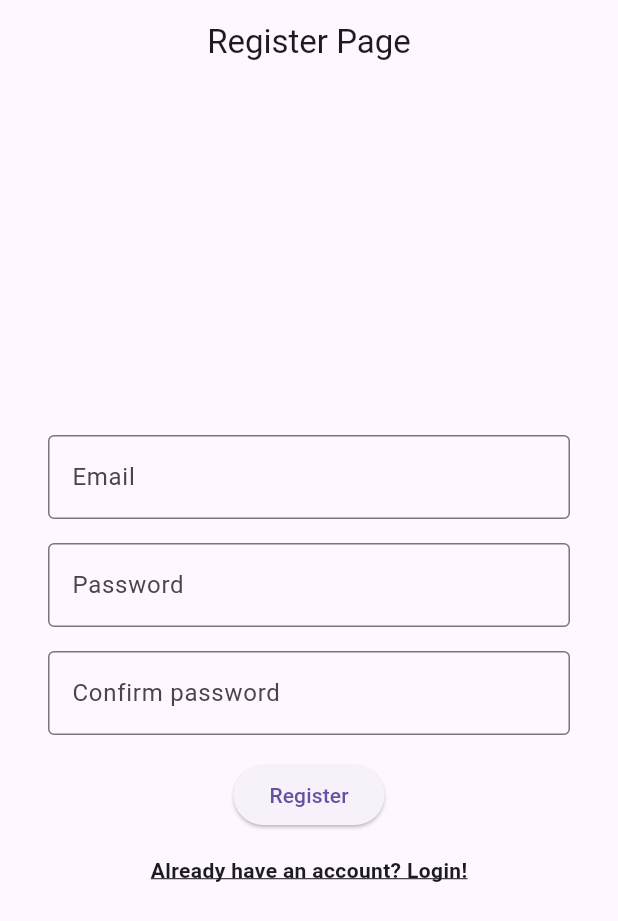
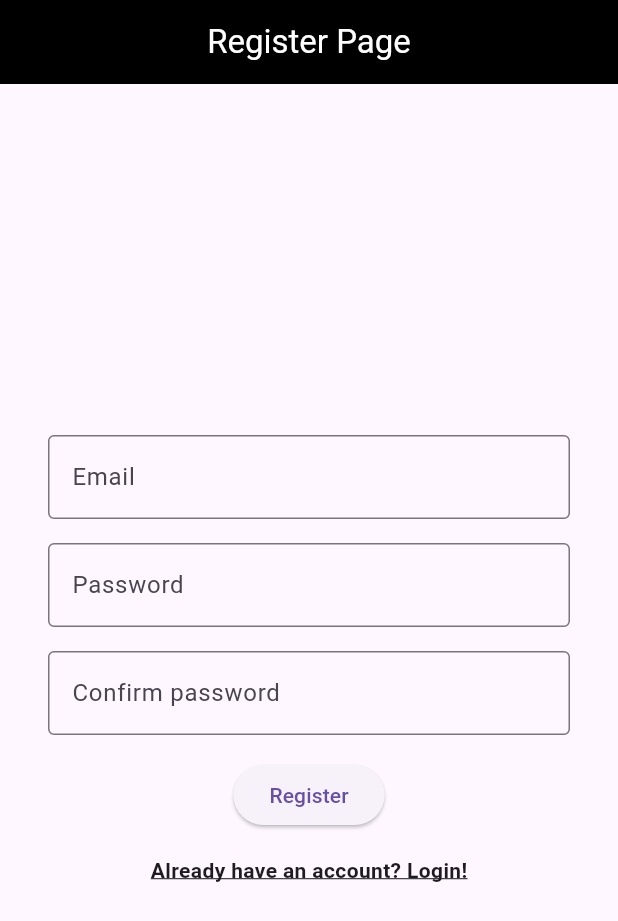
Before and after one commit to abdymazhittoretay/group_chat, a Flutter app: the screen it shows after launch, after a tap on "Don't have an account? Register!", on a phone screen of 412 x 824 dp. Shown: the top 921 px of the screen. Run offline on Flutter 3.47's test engine with Material 3 defaults, Android fonts, the phone set to English and light mode, and no system bars; our stand-ins replace cloud_firestore, firebase_auth, firebase_core, grouped_list; accounts and stored records are empty; generated files the repository leaves out were written again.

Commit message:
added some style to appbars

```diff
--- a/lib/pages/home_page.dart
+++ b/lib/pages/home_page.dart
@@ -21,6 +21,9 @@ class _HomePageState extends State<HomePage> {
   Widget build(BuildContext context) {
     return Scaffold(
       appBar: AppBar(
+        backgroundColor: Colors.black,
+        foregroundColor: Colors.white,
+        surfaceTintColor: Colors.black,
         title: Text("Home Page"),
         centerTitle: true,
         leading: IconButton(
--- a/lib/pages/login_page.dart
+++ b/lib/pages/login_page.dart
@@ -21,7 +21,13 @@ class _LoginPageState extends State<LoginPage> {
     return GestureDetector(
       onTap: () => FocusScope.of(context).unfocus(),
       child: Scaffold(
-        appBar: AppBar(title: Text("Login Page"), centerTitle: true),
+        appBar: AppBar(
+          backgroundColor: Colors.black,
+          foregroundColor: Colors.white,
+          surfaceTintColor: Colors.black,
+          title: Text("Login Page"),
+          centerTitle: true,
+        ),
         body: Center(
           child: SingleChildScrollView(
             child: Padding(
--- a/lib/pages/register_page.dart
+++ b/lib/pages/register_page.dart
@@ -21,7 +21,13 @@ class _RegisterPageState extends State<RegisterPage> {
   @override
   Widget build(BuildContext context) {
     return Scaffold(
-      appBar: AppBar(title: Text("Register Page"), centerTitle: true),
+      appBar: AppBar(
+        backgroundColor: Colors.black,
+        foregroundColor: Colors.white,
+        surfaceTintColor: Colors.black,
+        title: Text("Register Page"),
+        centerTitle: true,
+      ),
       body: Center(
         child: SingleChildScrollView(
           child: Padding(
```
